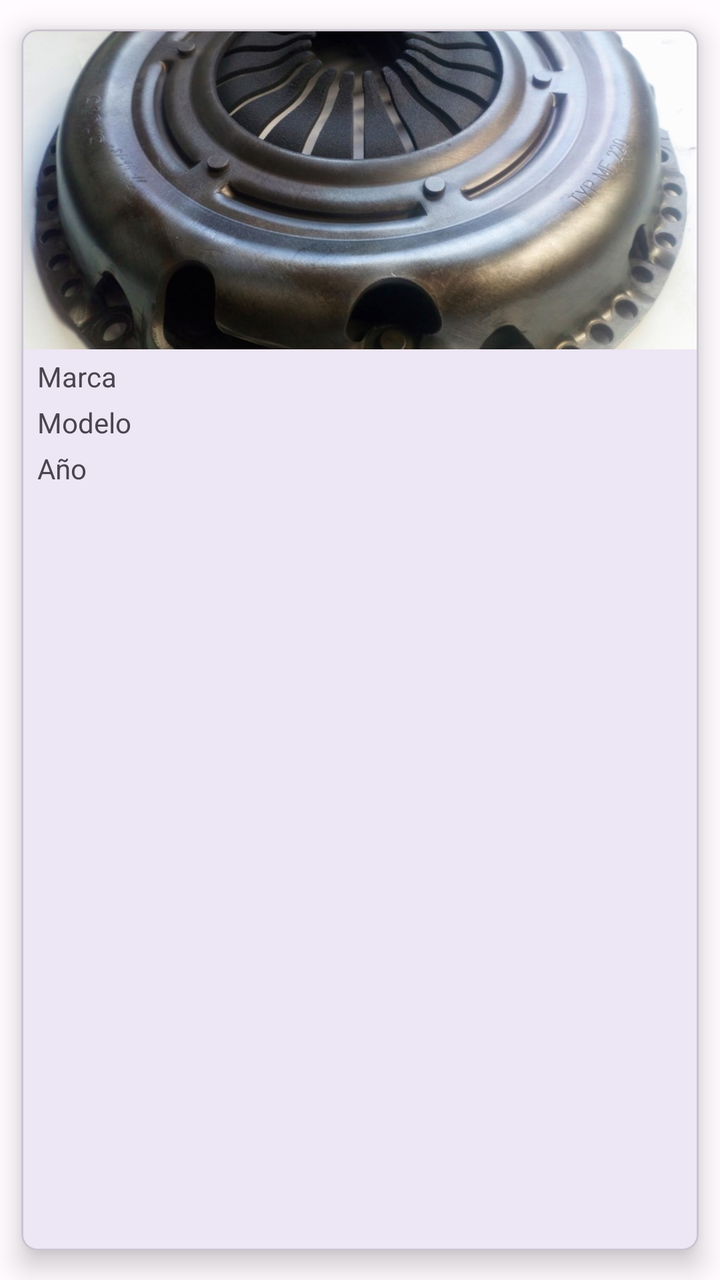
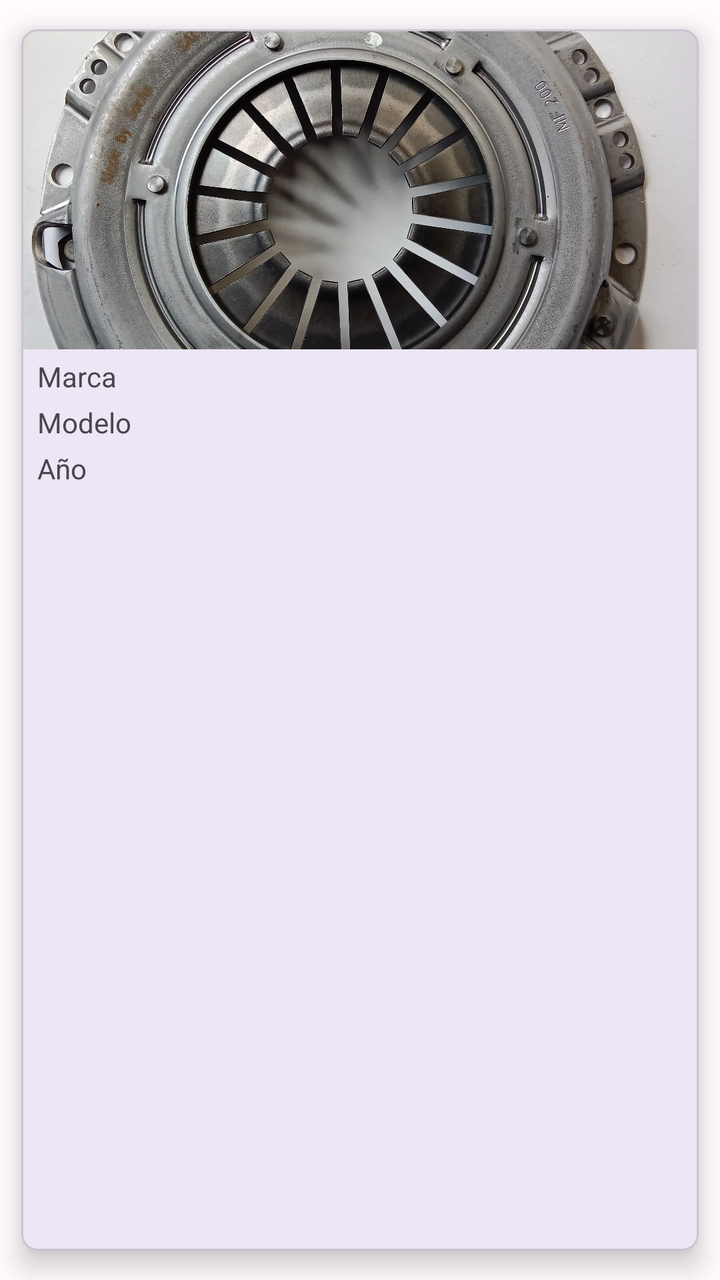

Screens rendered from an Android XML layout before and after an edit, with the pre-edit source and the edit as a unified diff.
<!-- AndroidManifest.xml: application theme AppTheme -->
<!-- res/layout/item_pdb.xml -->
<?xml version="1.0" encoding="utf-8"?>
<com.google.android.material.card.MaterialCardView xmlns:android="http://schemas.android.com/apk/res/android"
    xmlns:app="http://schemas.android.com/apk/res-auto"
    android:layout_width="match_parent"
    android:layout_height="wrap_content"
    android:layout_margin="8dp"
    android:padding="8dp"
    app:cardCornerRadius="8dp"
    app:cardElevation="8dp"
    app:cardUseCompatPadding="true">

    <androidx.constraintlayout.widget.ConstraintLayout
        android:layout_width="match_parent"
        android:layout_height="wrap_content">

        <ImageView
            android:id="@+id/imageView"
            android:layout_width="match_parent"
            android:layout_height="160dp"
            android:scaleType="centerCrop"
            app:layout_constraintBottom_toTopOf="@+id/marcaTextView"
            app:layout_constraintTop_toTopOf="parent"
            app:srcCompat="@drawable/prensa_wolkswagen" />

        <TextView
            android:id="@+id/marcaTextView"
            android:layout_width="0dp"
            android:layout_height="wrap_content"
            android:layout_marginStart="8dp"
            android:layout_marginTop="4dp"
            android:layout_marginEnd="8dp"
            android:text="Marca"
            android:textIsSelectable="true"
            app:layout_constraintEnd_toEndOf="parent"
            app:layout_constraintStart_toStartOf="parent"
            app:layout_constraintTop_toBottomOf="@+id/imageView" />

        <TextView
            android:id="@+id/modeloTextView"
            android:layout_width="0dp"
            android:layout_height="wrap_content"
            android:layout_marginStart="8dp"
            android:layout_marginTop="4dp"
            android:layout_marginEnd="8dp"
            android:textIsSelectable="true"
            android:text="Modelo"
            app:layout_constraintEnd_toEndOf="parent"
            app:layout_constraintStart_toStartOf="parent"
            app:layout_constraintTop_toBottomOf="@+id/marcaTextView" />

        <TextView
            android:id="@+id/anoTextView"
            android:layout_width="0dp"
            android:layout_height="wrap_content"
            android:layout_marginStart="8dp"
            android:layout_marginTop="4dp"
            android:layout_marginEnd="8dp"
            android:layout_marginBottom="8dp"
            android:textIsSelectable="true"
            android:text="Año"
            app:layout_constraintEnd_toEndOf="parent"
            app:layout_constraintStart_toStartOf="parent"
            app:layout_constraintTop_toBottomOf="@+id/modeloTextView" />

    </androidx.constraintlayout.widget.ConstraintLayout>
</com.google.android.material.card.MaterialCardView>
<!-- resources referenced by this layout -->
<resources>
  <!-- drawable prensa_wolkswagen: jpg bitmap (drawable, 103982 bytes) -->
  <color name="md_theme_light_primary">#6650A4</color>
  <color name="md_theme_light_onPrimary">#FFFFFF</color>
  <color name="md_theme_light_primaryContainer">#E8DDFF</color>
  <color name="md_theme_light_onPrimaryContainer">#21005E</color>
  <color name="md_theme_light_secondary">#815500</color>
  <color name="md_theme_light_onSecondary">#FFFFFF</color>
  <color name="md_theme_light_secondaryContainer">#FFDDB2</color>
  <color name="md_theme_light_onSecondaryContainer">#291800</color>
  <color name="md_theme_light_tertiary">#126D34</color>
  <color name="md_theme_light_onTertiary">#FFFFFF</color>
  <color name="md_theme_light_tertiaryContainer">#A0F6AE</color>
  <color name="md_theme_light_onTertiaryContainer">#00210A</color>
  <color name="md_theme_light_error">#BA1A1A</color>
  <color name="md_theme_light_errorContainer">#FFDAD6</color>
  <color name="md_theme_light_onError">#FFFFFF</color>
  <color name="md_theme_light_onErrorContainer">#410002</color>
  <color name="md_theme_light_background">#FFFBFF</color>
  <color name="md_theme_light_onBackground">#211B00</color>
  <color name="md_theme_light_surface">#FFFBFF</color>
  <color name="md_theme_light_onSurface">#211B00</color>
  <color name="md_theme_light_surfaceVariant">#E6E0EC</color>
  <color name="md_theme_light_onSurfaceVariant">#48454E</color>
  <color name="md_theme_light_outline">#79757F</color>
  <color name="md_theme_light_inverseOnSurface">#FFF1BB</color>
  <color name="md_theme_light_inverseSurface">#393000</color>
  <color name="md_theme_light_inversePrimary">#CEBDFF</color>
  <!-- unchanged entries left out for length: 1 -->
</resources>

<!-- the commit's change to res/layout/item_pdb.xml (unified diff, before → after) -->
@@ -20,7 +20,7 @@
             android:scaleType="centerCrop"
             app:layout_constraintBottom_toTopOf="@+id/marcaTextView"
             app:layout_constraintTop_toTopOf="parent"
-            app:srcCompat="@drawable/prensa_wolkswagen" />
+            app:srcCompat="@drawable/prensa_mazda3_1600_a" />
 
         <TextView
             android:id="@+id/marcaTextView"
@@ -29,7 +29,7 @@
             android:layout_marginStart="8dp"
             android:layout_marginTop="4dp"
             android:layout_marginEnd="8dp"
-            android:text="Marca"
+            android:text="@string/marca_item_pdb"
             android:textIsSelectable="true"
             app:layout_constraintEnd_toEndOf="parent"
             app:layout_constraintStart_toStartOf="parent"
@@ -43,7 +43,7 @@
             android:layout_marginTop="4dp"
             android:layout_marginEnd="8dp"
             android:textIsSelectable="true"
-            android:text="Modelo"
+            android:text="@string/modelo_item_pdb"
             app:layout_constraintEnd_toEndOf="parent"
             app:layout_constraintStart_toStartOf="parent"
             app:layout_constraintTop_toBottomOf="@+id/marcaTextView" />
@@ -57,7 +57,7 @@
             android:layout_marginEnd="8dp"
             android:layout_marginBottom="8dp"
             android:textIsSelectable="true"
-            android:text="Año"
+            android:text="@string/any_item_pdb"
             app:layout_constraintEnd_toEndOf="parent"
             app:layout_constraintStart_toStartOf="parent"
             app:layout_constraintTop_toBottomOf="@+id/modeloTextView" />
<!-- resource entries referenced after the edit -->
@@ -1,6 +1,9 @@
 <!-- resources referenced by this layout -->
 <resources>
-  <!-- drawable prensa_wolkswagen: jpg bitmap (drawable, 103982 bytes) -->
+  <!-- drawable prensa_mazda3_1600_a: webp bitmap (drawable, 648574 bytes) -->
+  <string name="any_item_pdb">Año</string>
+  <string name="marca_item_pdb">Marca</string>
+  <string name="modelo_item_pdb">Modelo</string>
   <color name="md_theme_light_primary">#6650A4</color>
   <color name="md_theme_light_onPrimary">#FFFFFF</color>
   <color name="md_theme_light_primaryContainer">#E8DDFF</color>
